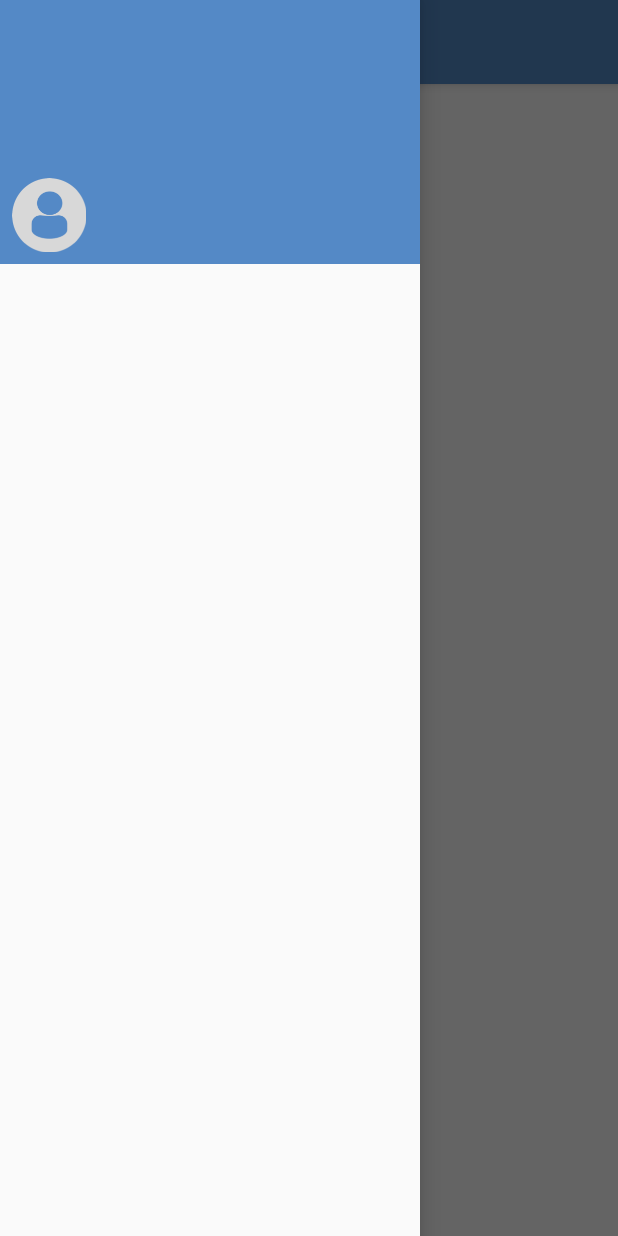
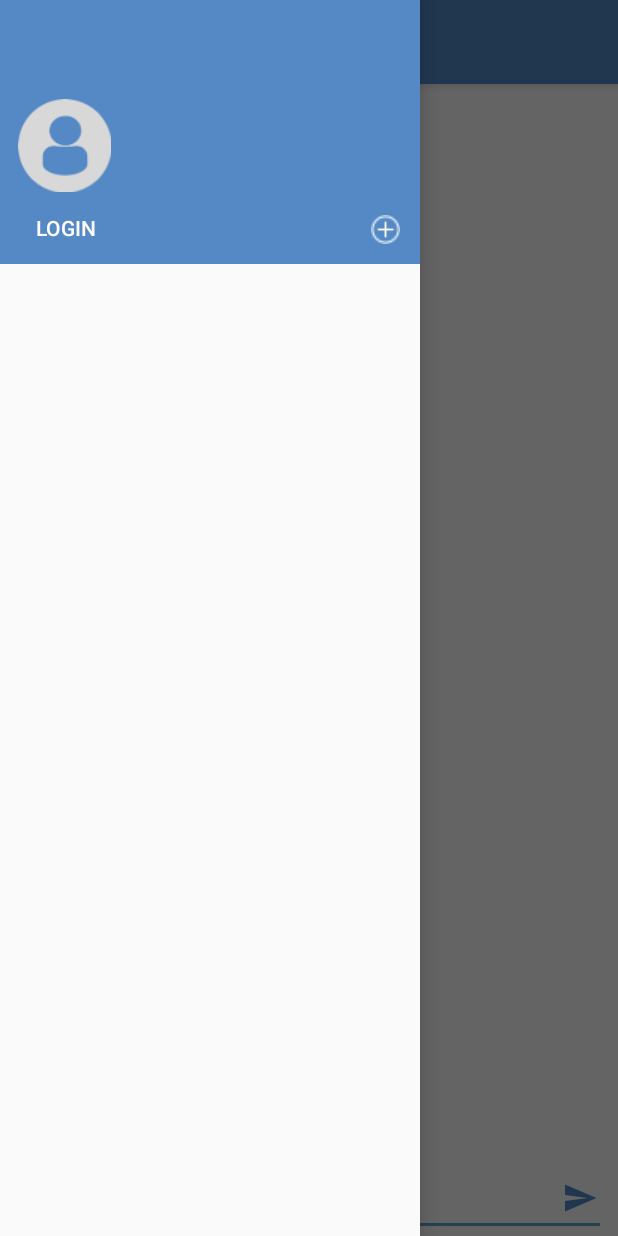
Before and after one commit to Aleniten/Smack, an Android app: the screen it shows after launch (MainActivity), with the side drawer open, on a phone screen of 412 x 824 dp. Run offline under Robolectric (Android 15) with nearby library versions, the phone set to English and light mode, and no system bars.

Commit message:
finish lesson1

```diff
--- a/app/src/main/java/com/aleapp/smack/MainActivity.kt
+++ b/app/src/main/java/com/aleapp/smack/MainActivity.kt
@@ -8,6 +8,7 @@ import android.support.v7.app.ActionBarDrawerToggle
 import android.support.v7.app.AppCompatActivity
 import android.view.Menu
 import android.view.MenuItem
+import android.view.View
 import kotlinx.android.synthetic.main.activity_main.*
 import kotlinx.android.synthetic.main.app_bar_main.*
 
@@ -35,4 +36,16 @@ class MainActivity : AppCompatActivity() {
         }
     }
 
+    fun loginBtnNavClicked(view: View) {
+
+    }
+
+    fun addCannelClicked(view: View) {
+
+    }
+
+    fun sendMsgBtnClicked(view: View){
+
+    }
+
 }
--- a/app/src/main/res/layout/content_main.xml
+++ b/app/src/main/res/layout/content_main.xml
@@ -10,12 +10,34 @@
         tools:context=".MainActivity">
 
     <TextView
-            android:layout_width="wrap_content"
+            android:layout_width="0dp"
             android:layout_height="wrap_content"
-            android:text="Hello World!"
-            app:layout_constraintBottom_toBottomOf="parent"
+            android:text="Please Log In"
             app:layout_constraintLeft_toLeftOf="parent"
             app:layout_constraintRight_toRightOf="parent"
-            app:layout_constraintTop_toTopOf="parent"/>
+            app:layout_constraintTop_toTopOf="parent" android:textAlignment="center" android:id="@+id/mainChannelName"/>
+    <EditText
+            android:layout_width="0dp"
+            android:layout_height="wrap_content"
+            android:inputType="textMultiLine"
+            android:ems="10"
+            android:id="@+id/messageTextField"
+            app:layout_constraintStart_toStartOf="parent" android:layout_marginStart="8dp"
+            app:layout_constraintEnd_toEndOf="parent" android:layout_marginEnd="8dp"
+            app:layout_constraintBottom_toBottomOf="parent" android:hint="message:"/>
+    <ImageButton
+            android:layout_width="35dp"
+            android:layout_height="35dp" app:srcCompat="@drawable/ic_menu_send"
+            android:id="@+id/sendMsgBtn"
+            android:tint="@color/colorPrimary" app:layout_constraintEnd_toEndOf="parent"
+            android:layout_marginEnd="8dp" android:layout_marginBottom="8dp"
+            app:layout_constraintBottom_toBottomOf="parent" android:background="@android:color/transparent"
+            android:onClick="sendMsgBtnClicked"/>
+    <android.support.v7.widget.RecyclerView
+            android:layout_width="0dp"
+            android:layout_height="0dp" android:layout_marginTop="8dp"
+            app:layout_constraintTop_toBottomOf="@+id/mainChannelName" app:layout_constraintEnd_toEndOf="parent"
+            app:layout_constraintStart_toStartOf="parent"
+            app:layout_constraintBottom_toTopOf="@+id/messageTextField" android:id="@+id/messageListView"/>
 
 </android.support.constraint.ConstraintLayout>
--- a/app/src/main/res/layout/nav_header_main.xml
+++ b/app/src/main/res/layout/nav_header_main.xml
@@ -9,31 +9,47 @@
         android:gravity="bottom" android:id="@+id/linearLayout" tools:layout_editor_absoluteY="81dp">
 
     <ImageView
-            android:layout_width="wrap_content"
-            android:layout_height="wrap_content"
+            android:layout_width="70dp"
+            android:layout_height="70dp"
             android:paddingTop="@dimen/nav_header_vertical_spacing"
-            android:id="@+id/imageView" app:srcCompat="@drawable/profiledefault"
+            android:id="@+id/userImageNavHeader" app:srcCompat="@drawable/profiledefault"
             app:layout_constraintStart_toStartOf="parent"
-            android:layout_marginStart="8dp" android:layout_marginBottom="8dp"
-            app:layout_constraintBottom_toBottomOf="parent"/>
+            android:layout_marginStart="8dp"
+            android:layout_marginBottom="8dp" app:layout_constraintBottom_toTopOf="@+id/loginBtnNavHeader"/>
 
     <TextView
             android:layout_width="wrap_content"
             android:layout_height="wrap_content"
             android:paddingTop="@dimen/nav_header_vertical_spacing"
             android:textAppearance="@style/TextAppearance.AppCompat.Body1"
-            android:id="@+id/textView2"
+            android:id="@+id/userNameNavHeader"
             tools:text="Ale"
-            android:textColor="@android:color/background_light" app:layout_constraintStart_toEndOf="@+id/imageView"
+            android:textColor="@android:color/background_light" app:layout_constraintStart_toEndOf="@+id/userImageNavHeader"
             android:layout_marginStart="8dp"
-            app:layout_constraintTop_toTopOf="@+id/imageView"/>
+            app:layout_constraintTop_toTopOf="@+id/userImageNavHeader"/>
 
     <TextView
             android:layout_width="wrap_content"
             android:layout_height="wrap_content"
-            android:id="@+id/textView"
+            android:id="@+id/userMailNavHeader"
             android:textColor="@android:color/background_light" tools:text="ale@gmail.com"
-            app:layout_constraintStart_toEndOf="@+id/imageView" android:layout_marginStart="8dp"
-            app:layout_constraintTop_toBottomOf="@+id/textView2"/>
+            app:layout_constraintStart_toEndOf="@+id/userImageNavHeader" android:layout_marginStart="8dp"
+            app:layout_constraintTop_toBottomOf="@+id/userNameNavHeader"/>
+    <Button
+            android:text="LOGIN"
+            android:layout_width="wrap_content"
+            android:layout_height="32dp"
+            android:id="@+id/loginBtnNavHeader"
+            android:background="@android:color/transparent" android:textColor="@android:color/background_light"
+            android:layout_marginBottom="8dp" app:layout_constraintBottom_toBottomOf="parent"
+            android:layout_marginStart="24dp" app:layout_constraintStart_toStartOf="parent"
+            android:onClick="loginBtnNavClicked" android:textAlignment="viewStart"/>
+    <ImageButton
+            android:layout_width="30dp"
+            android:layout_height="30dp" app:srcCompat="@drawable/addchannelbutton"
+            android:id="@+id/addChannelBtn"
+            android:background="@android:color/transparent" android:scaleType="fitXY" android:padding="5dp"
+            android:layout_marginEnd="8dp" app:layout_constraintEnd_toEndOf="parent" android:layout_marginBottom="8dp"
+            app:layout_constraintBottom_toBottomOf="parent" android:onClick="addCannelClicked"/>
 
 </android.support.constraint.ConstraintLayout>
--- a/app/src/main/res/values/colors.xml
+++ b/app/src/main/res/values/colors.xml
@@ -1,6 +1,6 @@
 <?xml version="1.0" encoding="utf-8"?>
 <resources>
-    <color name="colorPrimary">#5489C6</color>
+    <color name="colorPrimary">#5489c6</color>
     <color name="colorPrimaryDark">#5489C6</color>
     <color name="colorAccent">#5EA0C9</color>
 </resources>
```
